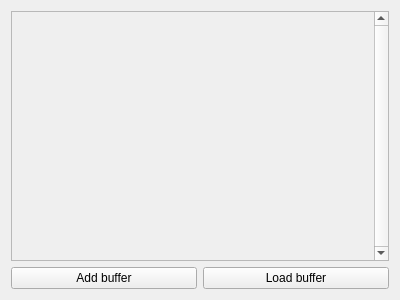
echmet/AnglerFish, file src/ui/buffersinputwidget.ui: the form before one commit.
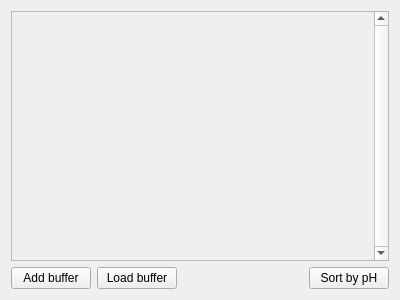
The form after the commit.

Commit message: Add an option to sort buffers by pH

```diff
--- a/src/ui/buffersinputwidget.ui
+++ b/src/ui/buffersinputwidget.ui
@@ -62,6 +62,26 @@
        </property>
       </widget>
      </item>
+     <item>
+      <spacer name="horizontalSpacer">
+       <property name="orientation">
+        <enum>Qt::Horizontal</enum>
+       </property>
+       <property name="sizeHint" stdset="0">
+        <size>
+         <width>40</width>
+         <height>20</height>
+        </size>
+       </property>
+      </spacer>
+     </item>
+     <item>
+      <widget class="QPushButton" name="qpb_sortBypH">
+       <property name="text">
+        <string>Sort by pH</string>
+       </property>
+      </widget>
+     </item>
     </layout>
    </item>
   </layout>
```
Left out of the diff: 2 changed lines with no effect on the pictures. The commit also changes 2 other files.
